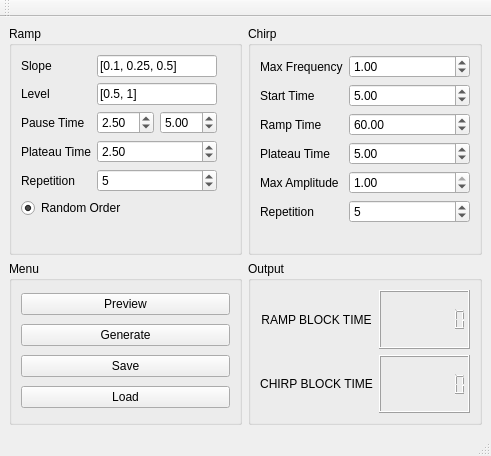
Qt form gui/tracking_experiment_main_window.ui (ThomasMartineau/Python-for-TMSiLite) before a commit.
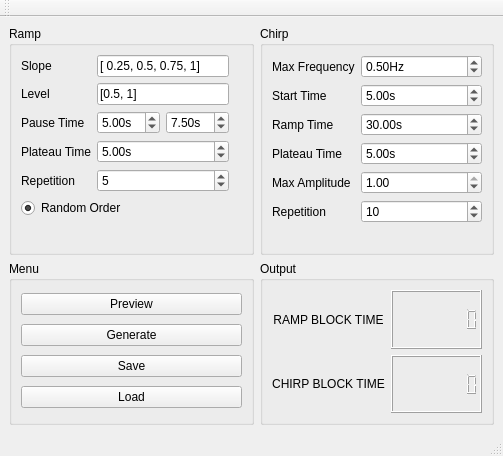
The same form after that commit.

Commit message: change default settings

Patch:
```diff
--- a/gui/tracking_experiment_main_window.ui
+++ b/gui/tracking_experiment_main_window.ui
@@ -102,6 +102,9 @@
        </item>
        <item row="7" column="1" colspan="2">
         <widget class="QDoubleSpinBox" name="Ramp_Plateau_Time">
+         <property name="suffix">
+          <string>s</string>
+         </property>
          <property name="minimum">
           <double>0.250000000000000</double>
          </property>
@@ -112,27 +115,33 @@
           <double>0.050000000000000</double>
          </property>
          <property name="value">
-          <double>2.500000000000000</double>
+          <double>5.000000000000000</double>
          </property>
         </widget>
        </item>
        <item row="6" column="1">
         <widget class="QDoubleSpinBox" name="Ramp_Min_Pause_Time">
+         <property name="suffix">
+          <string>s</string>
+         </property>
          <property name="singleStep">
           <double>0.250000000000000</double>
          </property>
          <property name="value">
-          <double>2.500000000000000</double>
+          <double>5.000000000000000</double>
          </property>
         </widget>
        </item>
        <item row="6" column="2">
         <widget class="QDoubleSpinBox" name="Ramp_Max_Pause_Time">
+         <property name="suffix">
+          <string>s</string>
+         </property>
          <property name="singleStep">
           <double>0.250000000000000</double>
          </property>
          <property name="value">
-          <double>5.000000000000000</double>
+          <double>7.500000000000000</double>
          </property>
         </widget>
        </item>
@@ -144,6 +153,9 @@
          <property name="value">
           <number>5</number>
          </property>
+         <property name="displayIntegerBase">
+          <number>10</number>
+         </property>
         </widget>
        </item>
        <item row="10" column="0">
@@ -166,7 +178,7 @@
        <item row="0" column="1" colspan="2">
         <widget class="QLineEdit" name="Ramp_Slope">
          <property name="text">
-          <string>[0.1, 0.25, 0.5]</string>
+          <string>[ 0.25, 0.5, 0.75, 1]</string>
          </property>
         </widget>
        </item>
@@ -208,6 +220,9 @@
        </item>
        <item row="5" column="2" colspan="2">
         <widget class="QDoubleSpinBox" name="Chirp_Start_Time">
+         <property name="suffix">
+          <string>s</string>
+         </property>
          <property name="minimum">
           <double>2.500000000000000</double>
          </property>
@@ -267,12 +282,15 @@
        <item row="10" column="2" colspan="2">
         <widget class="QSpinBox" name="Chirp_Repetition">
          <property name="value">
-          <number>5</number>
+          <number>10</number>
          </property>
         </widget>
        </item>
        <item row="6" column="2" colspan="2">
         <widget class="QDoubleSpinBox" name="Chirp_Ramp_Time">
+         <property name="suffix">
+          <string>s</string>
+         </property>
          <property name="minimum">
           <double>10.000000000000000</double>
          </property>
@@ -283,12 +301,15 @@
           <double>10.000000000000000</double>
          </property>
          <property name="value">
-          <double>60.000000000000000</double>
+          <double>30.000000000000000</double>
          </property>
         </widget>
        </item>
        <item row="7" column="2" colspan="2">
         <widget class="QDoubleSpinBox" name="Chirp_Plateau_Time">
+         <property name="suffix">
+          <string>s</string>
+         </property>
          <property name="minimum">
           <double>2.500000000000000</double>
          </property>
@@ -305,6 +326,9 @@
        </item>
        <item row="1" column="2" colspan="2">
         <widget class="QDoubleSpinBox" name="Max_Frequency">
+         <property name="suffix">
+          <string>Hz</string>
+         </property>
          <property name="minimum">
           <double>0.000000000000000</double>
          </property>
@@ -312,7 +336,7 @@
           <double>0.050000000000000</double>
          </property>
          <property name="value">
-          <double>1.000000000000000</double>
+          <double>0.500000000000000</double>
          </property>
         </widget>
        </item>
```
The commit also changes 2 other files.
